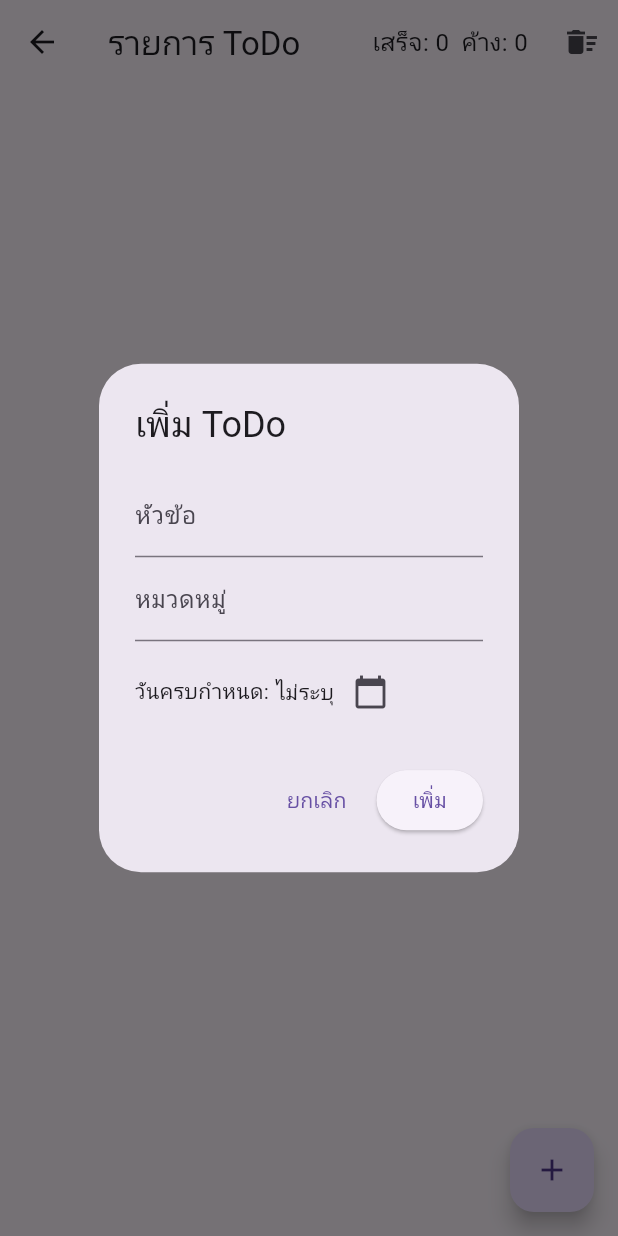
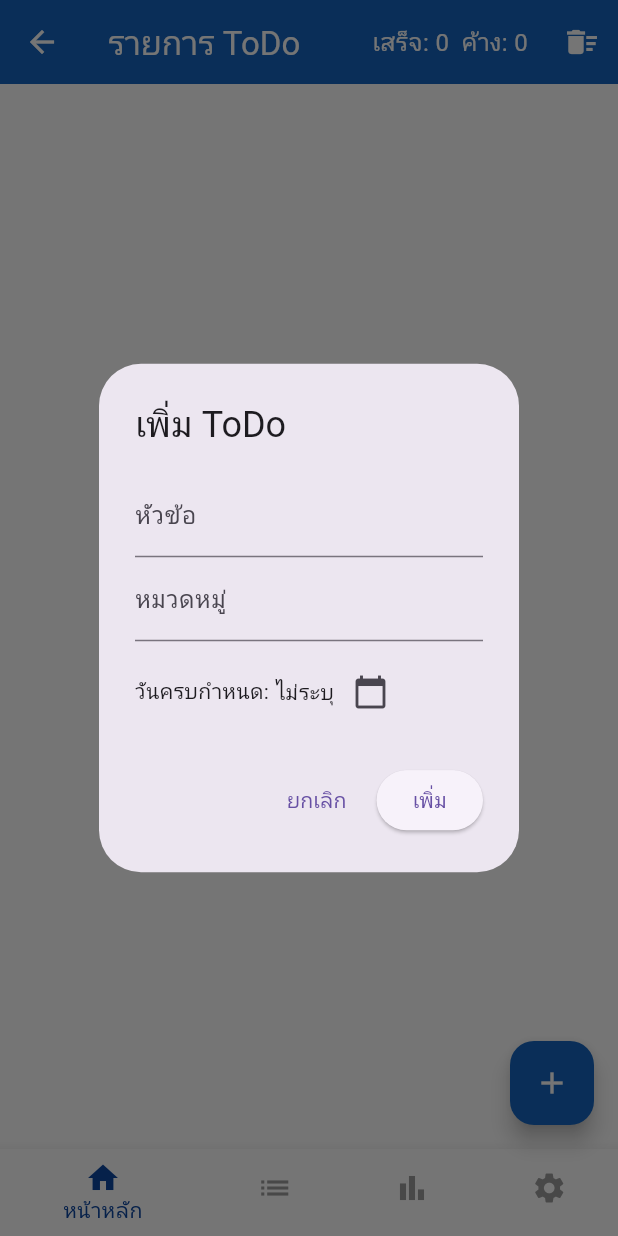
Before and after one commit to SSmikey/Flutter_todo_list, a Flutter app: the HomePage screen opened by its route, after a tap on the "add" icon, on a phone screen of 412 x 824 dp. Run offline on Flutter 3.47's test engine with Material 3 defaults, Android fonts, the phone set to English and light mode, and no system bars; our stand-ins replace get, get_storage; accounts and stored records are empty.

Commit message:
Bottom Navigation Bar

```diff
--- a/lib/app/routes/app_pages.dart
+++ b/lib/app/routes/app_pages.dart
@@ -6,7 +6,7 @@ import '../views/todo_form_page.dart';
 import '../views/stats_page.dart';
 
 class AppPages {
-  static String INITIAL = '/login';
+  static String initial = '/login';
 
   static final routes = [
     GetPage(name: '/login', page: () => const LoginPage()),
--- a/lib/app/views/home_page.dart
+++ b/lib/app/views/home_page.dart
@@ -2,37 +2,94 @@ import 'package:flutter/material.dart';
 import 'package:get/get.dart';
 import '../controllers/todo_controller.dart';
 import '../models/todo_model.dart';
-import '../widgets/todo_card.dart';
+import 'todo_card.dart';
+import 'stats_page.dart'; // ใช้ StatsPage จากไฟล์นี้
 
-class HomePage extends StatelessWidget {
-  HomePage({super.key});
+// เพิ่ม HomeContent และ ListPage ให้สมบูรณ์
+class HomeContent extends StatelessWidget {
+  final void Function(BuildContext, {TodoModel? existing}) showAddOrEditDialog;
 
+  const HomeContent({super.key, required this.showAddOrEditDialog});
+
+  @override
+  Widget build(BuildContext context) {
+    final controller = Get.find<TodoController>();
+
+    return Obx(() {
+      if (controller.todos.isEmpty) {
+        return const Center(child: Text('ไม่มีรายการ ToDo'));
+      }
+      return ListView.builder(
+        itemCount: controller.todos.length,
+        itemBuilder: (_, index) {
+          final todo = controller.todos[index];
+          return TodoCard(
+            todo: todo,
+            onEdit: () => showAddOrEditDialog(context, existing: todo),
+          );
+        },
+      );
+    });
+  }
+}
+
+class ListPage extends StatelessWidget {
+  const ListPage({super.key});
+
+  @override
+  Widget build(BuildContext context) {
+    return const Center(child: Text('หน้ารายการทั้งหมด'));
+  }
+}
+
+class SettingsPage extends StatelessWidget {
+  const SettingsPage({super.key});
+
+  @override
+  Widget build(BuildContext context) {
+    return const Center(child: Text('การตั้งค่า'));
+  }
+}
+
+class HomePage extends StatefulWidget {
+  const HomePage({super.key});
+
+  @override
+  State<HomePage> createState() => _HomePageState();
+}
+
+class _HomePageState extends State<HomePage> {
   final TodoController controller = Get.put(TodoController());
+  int _selectedIndex = 0;
+
+  String getDateString(DateTime? date) {
+    if (date == null) return 'ไม่ระบุ';
+    return "${date.day.toString().padLeft(2, '0')}/${date.month.toString().padLeft(2, '0')}/${date.year}";
+  }
 
   void _showAddOrEditDialog(BuildContext context, {TodoModel? existing}) {
     final titleC = TextEditingController(text: existing?.title ?? '');
     final categoryC = TextEditingController(text: existing?.category ?? '');
     DateTime? pickedDate = existing?.dueDate;
 
-    String getDateString(DateTime? date) {
-      if (date == null) return 'ไม่ระบุ';
-      try {
-        return "${date.day.toString().padLeft(2, '0')}/${date.month.toString().padLeft(2, '0')}/${date.year}";
-      } catch (_) {
-        return 'ไม่ระบุ';
-      }
-    }
-
     showDialog(
       context: context,
-      builder: (_) => AlertDialog(
+      builder: (_) => StatefulBuilder(
+        builder: (context, setStateDialog) {
+          return AlertDialog(
             title: Text(existing == null ? 'เพิ่ม ToDo' : 'แก้ไข ToDo'),
             content: SingleChildScrollView(
               child: Column(
                 mainAxisSize: MainAxisSize.min,
                 children: [
-              TextField(controller: titleC, decoration: const InputDecoration(labelText: 'หัวข้อ')),
-              TextField(controller: categoryC, decoration: const InputDecoration(labelText: 'หมวดหมู่')),
+                  TextField(
+                    controller: titleC,
+                    decoration: const InputDecoration(labelText: 'หัวข้อ'),
+                  ),
+                  TextField(
+                    controller: categoryC,
+                    decoration: const InputDecoration(labelText: 'หมวดหมู่'),
+                  ),
                   const SizedBox(height: 10),
                   Row(
                     children: [
@@ -47,7 +104,11 @@ class HomePage extends StatelessWidget {
                             firstDate: DateTime(2000),
                             lastDate: DateTime(2100),
                           );
-                      if (dt != null) pickedDate = dt;
+                          if (dt != null) {
+                            setStateDialog(() {
+                              pickedDate = dt;
+                            });
+                          }
                         },
                       ),
                     ],
@@ -56,30 +117,86 @@ class HomePage extends StatelessWidget {
               ),
             ),
             actions: [
-          TextButton(onPressed: () => Navigator.pop(context), child: const Text('ยกเลิก')),
+              TextButton(
+                onPressed: () => Navigator.pop(context),
+                child: const Text('ยกเลิก'),
+              ),
               ElevatedButton(
                 onPressed: () {
                   final title = titleC.text.trim();
                   final category = categoryC.text.trim();
                   if (title.isEmpty) return;
+
                   if (existing == null) {
                     controller.addTodo(title, category, pickedDate);
                   } else {
-                controller.deleteTodo(existing.id);
-                controller.addTodo(title, category, pickedDate);
+                    controller.updateTodo(
+                      existing.id,
+                      title,
+                      category,
+                      pickedDate,
+                    );
                   }
+
                   Navigator.pop(context);
                 },
                 child: Text(existing == null ? 'เพิ่ม' : 'บันทึก'),
               ),
             ],
+          );
+        },
       ),
     );
   }
 
+  late final List<Widget> _pages;
+
+  @override
+  void initState() {
+    super.initState();
+    _pages = [
+      HomeContent(showAddOrEditDialog: _showAddOrEditDialog),
+      const ListPage(),
+      const StatsPage(), // ใช้ StatsPage จาก stats_page.dart
+      const SettingsPage(),
+    ];
+  }
+
+  void _onItemTapped(int index) {
+    setState(() {
+      _selectedIndex = index;
+    });
+  }
+
   @override
   Widget build(BuildContext context) {
-    return Scaffold(
+    return Theme(
+      data: ThemeData(
+        useMaterial3: true,
+        colorScheme: ColorScheme.fromSeed(
+          seedColor: const Color(0xFF0D47A1), // กรม
+          primary: const Color(0xFF1565C0), // น้ำเงิน
+          secondary: const Color(0xFF42A5F5), // ฟ้า
+          surface: Colors.white, // ใช้ surface แทน background
+          brightness: Brightness.light,
+        ),
+        scaffoldBackgroundColor: Colors.white,
+        appBarTheme: const AppBarTheme(
+          backgroundColor: Color(0xFF1565C0), // น้ำเงิน
+          foregroundColor: Colors.white,
+          iconTheme: IconThemeData(color: Colors.white),
+        ),
+        floatingActionButtonTheme: const FloatingActionButtonThemeData(
+          backgroundColor: Color(0xFF1565C0), // น้ำเงิน
+          foregroundColor: Colors.white,
+        ),
+        bottomNavigationBarTheme: const BottomNavigationBarThemeData(
+          backgroundColor: Colors.white,
+          selectedItemColor: Color(0xFF0D47A1), // กรม
+          unselectedItemColor: Colors.grey,
+        ),
+      ),
+      child: Scaffold(
         appBar: AppBar(
           title: const Text('รายการ ToDo'),
           actions: [
@@ -95,30 +212,28 @@ class HomePage extends StatelessWidget {
             IconButton(
               icon: const Icon(Icons.delete_sweep),
               tooltip: 'ล้างทั้งหมด',
-            onPressed: () {
-              controller.clearAll();
-            },
+              onPressed: controller.clearAll,
             ),
           ],
         ),
-      body: Obx(() {
-        if (controller.todos.isEmpty) {
-          return const Center(child: Text('ไม่มีรายการ ToDo'));
-        }
-        return ListView.builder(
-          itemCount: controller.todos.length,
-          itemBuilder: (_, index) {
-            final todo = controller.todos[index];
-            return TodoCard(
-              todo: todo,
-            );
-          },
-        );
-      }),
-      floatingActionButton: FloatingActionButton(
+        body: _pages[_selectedIndex],
+        floatingActionButton: _selectedIndex == 0
+            ? FloatingActionButton(
                 onPressed: () => _showAddOrEditDialog(context),
                 tooltip: 'เพิ่มรายการ ToDo',
                 child: const Icon(Icons.add),
+              )
+            : null,
+        bottomNavigationBar: BottomNavigationBar(
+          currentIndex: _selectedIndex,
+          onTap: _onItemTapped,
+           items: const [
+            BottomNavigationBarItem(icon: Icon(Icons.home), label: 'หน้าหลัก'),
+            BottomNavigationBarItem(icon: Icon(Icons.list), label: 'รายการ'),
+            BottomNavigationBarItem(icon: Icon(Icons.bar_chart), label: 'สถิติ'),
+            BottomNavigationBarItem(icon: Icon(Icons.settings), label: 'ตั้งค่า'),
+          ],
+        ),
       ),
     );
   }
--- a/lib/main.dart
+++ b/lib/main.dart
@@ -22,7 +22,7 @@ class MyApp extends StatelessWidget {
       themeMode: ThemeMode.system,
       theme: ThemeData.light(useMaterial3: true),
       darkTheme: ThemeData.dark(useMaterial3: true),
-      initialRoute: AppPages.INITIAL,
+      initialRoute: AppPages.initial,
       getPages: AppPages.routes,
     );
   }
```
Also changed, not shown: lib/app/views/todo_card.dart (added, +64 -0 lines). Lines whose indentation alone changed are shown as unchanged.
